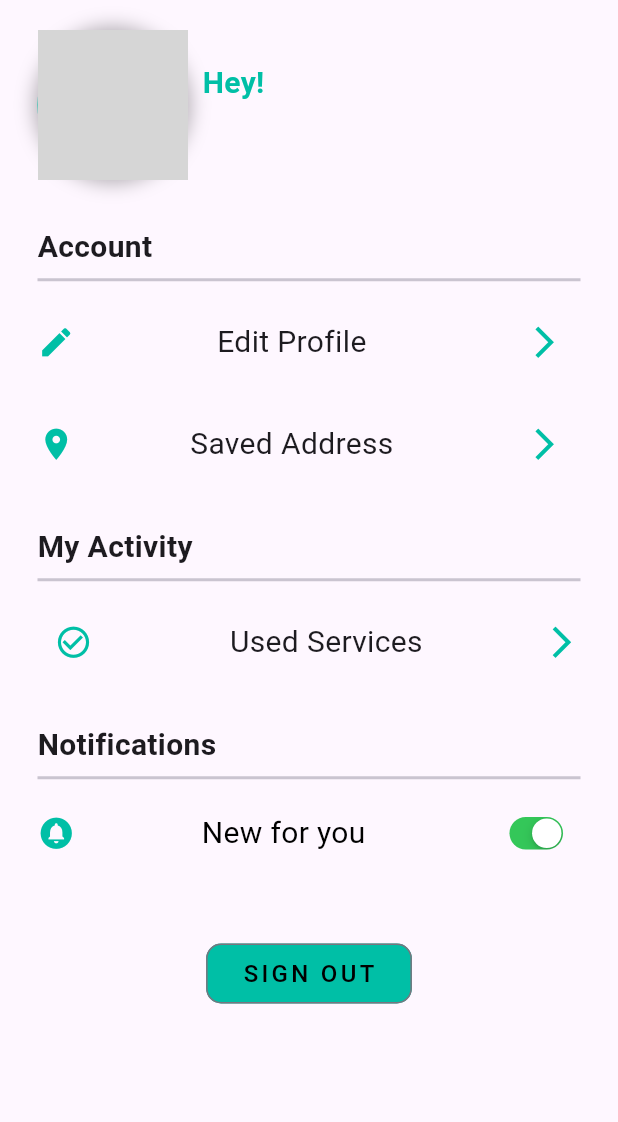
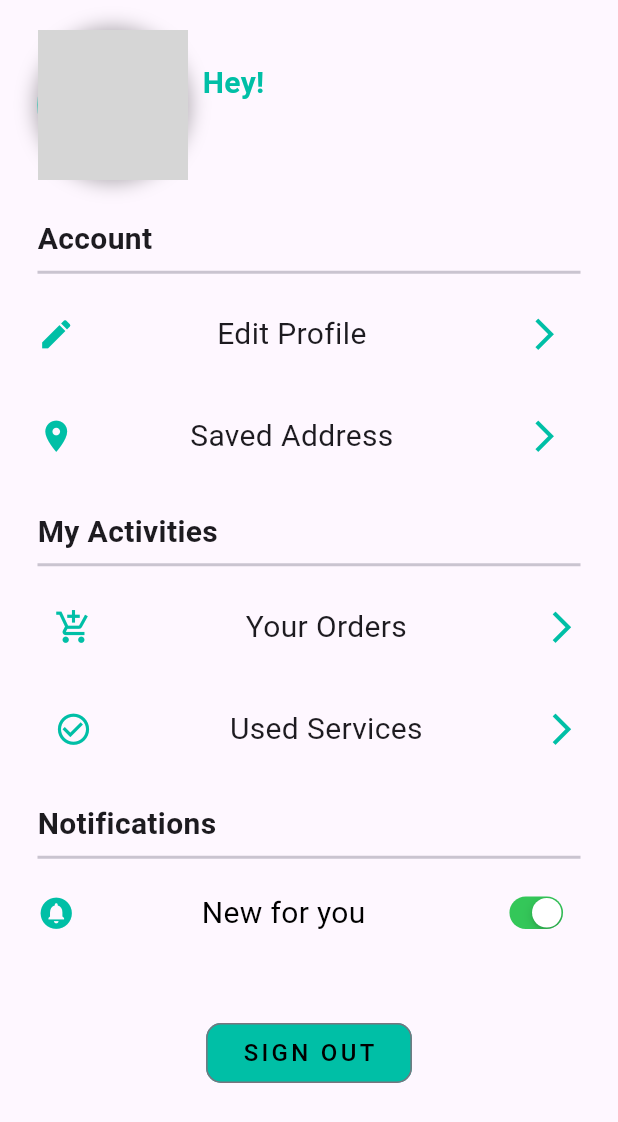
Before and after one commit to teamasap2002/EasyReache, a Flutter app: the Profile screen opened directly, on a phone screen of 412 x 824 dp. Shown: the top 1122 px of the screen. Run offline on Flutter 3.47's test engine with Material 3 defaults, Android fonts, the phone set to English and light mode, and no system bars; our stand-ins replace carousel_slider, cloud_firestore, dots_indicator, firebase_auth, firebase_core, firebase_storage and 5 more; missing offline and left inert: otp_timer_button; accounts and stored records are empty; network calls fail; grey boxes are pictures that could not be loaded.

Commit message:
Added "your orders" tab

```diff
--- a/lib/Activity/profile.dart
+++ b/lib/Activity/profile.dart
@@ -32,11 +32,19 @@ class _ProfileState extends State<Profile> {
               crossAxisAlignment: CrossAxisAlignment.start,
               children: [
                 StreamBuilder(
-                  stream: FirebaseFirestore.instance.collection("Users").doc("${user?.uid}").snapshots(),
+                  stream: FirebaseFirestore.instance
+                      .collection("Users")
+                      .doc("${user?.uid}")
+                      .snapshots(),
                   builder: (context, snapshot) {
-                    if(snapshot.connectionState == ConnectionState.waiting){
-                      return const Center(child: CircularProgressIndicator(),);
+                    if (snapshot.connectionState == ConnectionState.waiting) {
+                      return const Center(child: CircularProgressIndicator());
                     }
+                    String profilePhotoUrl =
+                        snapshot.data?['profilePhoto'] ??
+                            "https://cdn-icons-png.flaticon.com/128/1144/1144760.png";
+                    String name = snapshot.data?['name'] ?? "Edit your Profile";
+
                     return Row(
                       children: <Widget>[
                         Container(
@@ -45,10 +53,9 @@ class _ProfileState extends State<Profile> {
                           decoration: BoxDecoration(
                             border: Border.all(
                               width: 4,
-                              //color: Theme.of(context).scaffoldBackgroundColor
                               color: const Color.fromRGBO(0, 191, 166, 1),
                             ),
-                            boxShadow:[
+                            boxShadow: [
                               BoxShadow(
                                 spreadRadius: 2,
                                 blurRadius: 10,
@@ -58,39 +65,38 @@ class _ProfileState extends State<Profile> {
                             shape: BoxShape.circle,
                             image: DecorationImage(
                               fit: BoxFit.cover,
-                              image:NetworkImage(snapshot.data?['profilePhoto']??"https://cdn-icons-png.flaticon.com/128/1144/1144760.png"),
+                              image: NetworkImage(profilePhotoUrl),
                             ),
                           ),
                         ),
                         SizedBox(
                           width: 10.w,
                         ),
-
                         Column(
                           crossAxisAlignment: CrossAxisAlignment.start,
                           children: [
                             Text(
                               "Hey!",
-                              style:
-                              TextStyle(fontWeight: FontWeight.bold,
+                              style: TextStyle(
+                                  fontWeight: FontWeight.bold,
                                   color: const Color.fromRGBO(0, 191, 166, 1),
                                   fontSize: 20.sp),
                             ),
                             Text(
-                               snapshot.data?['name'] ??
-                              "Edit your Profile",
-                              style: TextStyle(fontSize: 20.sp, color: const Color
-                                  .fromRGBO(0, 191, 166, 1), fontWeight: FontWeight
-                                  .bold),
+                              name,
+                              style: TextStyle(
+                                  fontSize: 20.sp,
+                                  color: const Color.fromRGBO(0, 191, 166, 1),
+                                  fontWeight: FontWeight.bold),
                             ),
                           ],
                         )
                       ],
                     );
-                  }
+                  },
                 ),
                 SizedBox(
-                  height: 30.h,
+                  height: 25.h,
                 ),
                 Text(
                   "Account",
@@ -154,10 +160,10 @@ class _ProfileState extends State<Profile> {
                   ],
                 ),
                 SizedBox(
-                  height: 30.h,
+                  height: 25.h,
                 ),
                 Text(
-                  "My Activity",
+                  "My Activities",
                   style: TextStyle(
                       fontSize: 20.sp, fontWeight: FontWeight.bold),
                 ),
@@ -168,6 +174,29 @@ class _ProfileState extends State<Profile> {
                 SizedBox(
                   height: 10.h,
                 ),
+                Row(
+                  mainAxisAlignment: MainAxisAlignment.spaceBetween,
+                  children: [
+                    IconButton(
+                      onPressed: () {},
+                      icon: Icon(
+                        Icons.add_shopping_cart,
+                        size: 25.r,
+                        color: const Color.fromRGBO(0, 191, 166, 1),
+                      ),
+                    ),
+
+                    // SizedBox(width: 20.w,),
+                    Text("Your Orders", style: TextStyle(fontSize: 20.sp)),
+                    // SizedBox(width: 85.w,),
+                    Icon(
+                      Icons.arrow_forward_ios,
+                      size: 25.r,
+                      color: const Color.fromRGBO(0, 191, 166, 1),
+                    ),
+                  ],
+                ),
+                SizedBox(height: 20.h),
                 Row(
                   mainAxisAlignment: MainAxisAlignment.spaceBetween,
                   children: [
@@ -190,7 +219,7 @@ class _ProfileState extends State<Profile> {
                     ),
                   ],
                 ),
-                SizedBox(height: 30.h,),
+                SizedBox(height: 25.h,),
                 Text(
                   "Notifications",
                   style: TextStyle(
```
